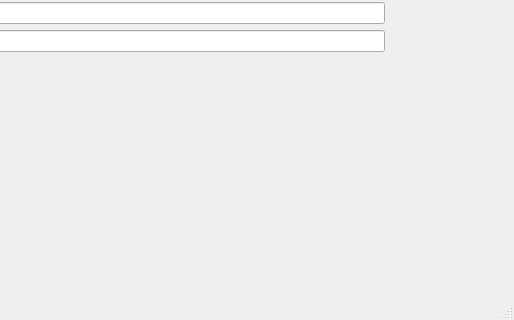
MikhailNagibin/Espresso, file addEditCoffeeForm.ui: the form before one commit; both pictures show x 286 to 800 and y 280 to 600 of the 800 by 600 pixel window.
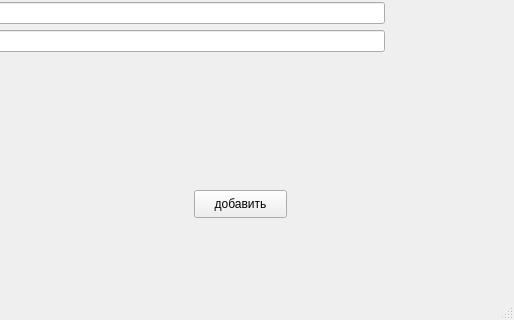
The form after the commit.

Commit message: finish second task

```diff
--- a/addEditCoffeeForm.ui
+++ b/addEditCoffeeForm.ui
@@ -86,6 +86,19 @@
      </item>
     </layout>
    </widget>
+   <widget class="QPushButton" name="pushButton">
+    <property name="geometry">
+     <rect>
+      <x>480</x>
+      <y>470</y>
+      <width>93</width>
+      <height>28</height>
+     </rect>
+    </property>
+    <property name="text">
+     <string>добавить</string>
+    </property>
+   </widget>
   </widget>
   <widget class="QMenuBar" name="menubar">
    <property name="geometry">
```
The commit also changes 2 other files.
